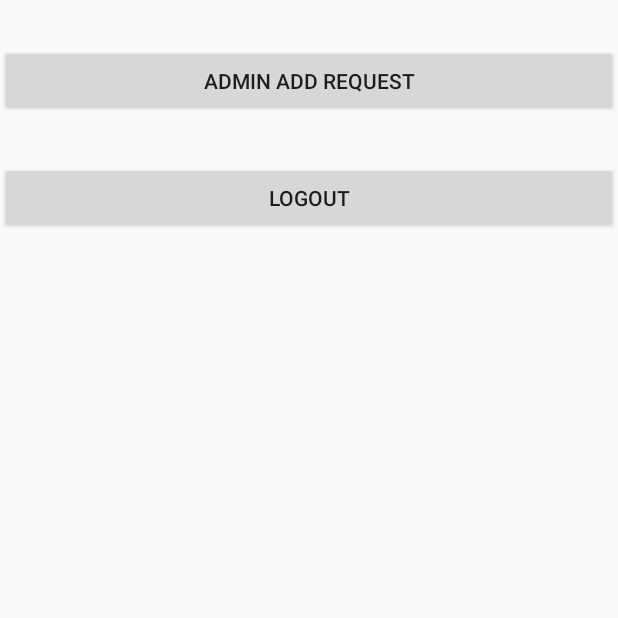
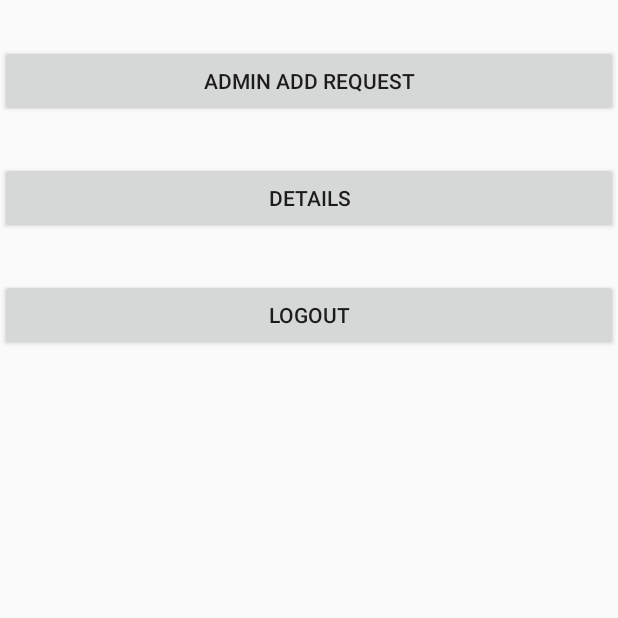
Before and after one commit to anirudh1107/signup, an Android app: the HomeActivity screen opened directly, with no data from a screen before it, on a phone screen of 412 x 824 dp, the top half of it. Run offline under Robolectric (Android 15) with nearby library versions, the phone set to English and light mode, and no system bars; our stand-ins replace Firebase (no records; nobody signed in at launch, a user with empty details on screens opened directly).

Commit message:
stan-details button added

```diff
--- a/app/src/main/res/layout/activity_home.xml
+++ b/app/src/main/res/layout/activity_home.xml
@@ -14,8 +14,14 @@
     <Button
         android:layout_width="match_parent"
         android:layout_height="wrap_content"
+        android:text="Details"
+        android:id="@+id/home_activity_overall_button"
+        android:layout_marginTop="30dp"
+        />
+    <Button
+        android:layout_width="match_parent"
+        android:layout_height="wrap_content"
         android:text="LogOut"
-
         android:layout_marginTop="30dp"
         android:id="@+id/home_activity_mainadmin_logout"
         />
```
